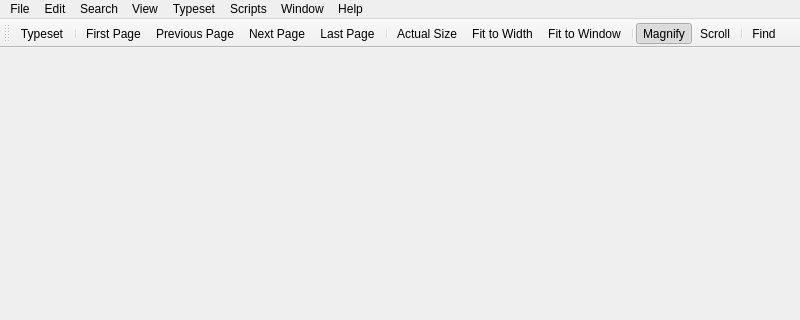
Above: src/PDFDocument.ui from Sharpie/TeXworks before the change; both pictures show x 0 to 800 and y 0 to 320 of the 800 by 600 pixel window. Below: the same form after it.
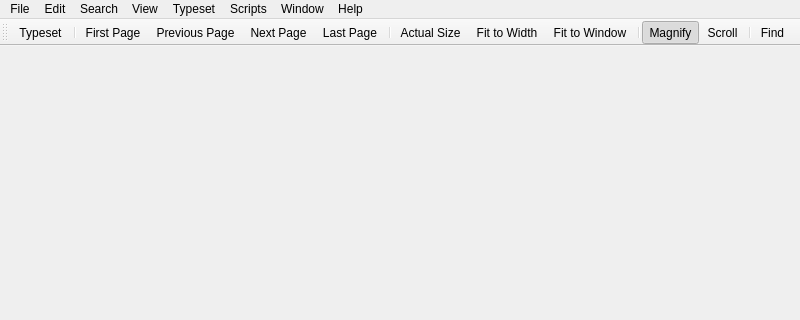
That is the form after the change. Icons and pictures are not drawn.

Commit message: add padding to toolbars, needed with qt4.6 on mac

```diff
--- a/src/PDFDocument.ui
+++ b/src/PDFDocument.ui
@@ -148,6 +148,9 @@
      <height>24</height>
     </size>
    </property>
+   <property name="styleSheet">
+    <string notr="true">padding:2px</string>
+   </property>
    <attribute name="toolBarArea">
     <enum>TopToolBarArea</enum>
    </attribute>
```
The commit also changes 1 other file.
